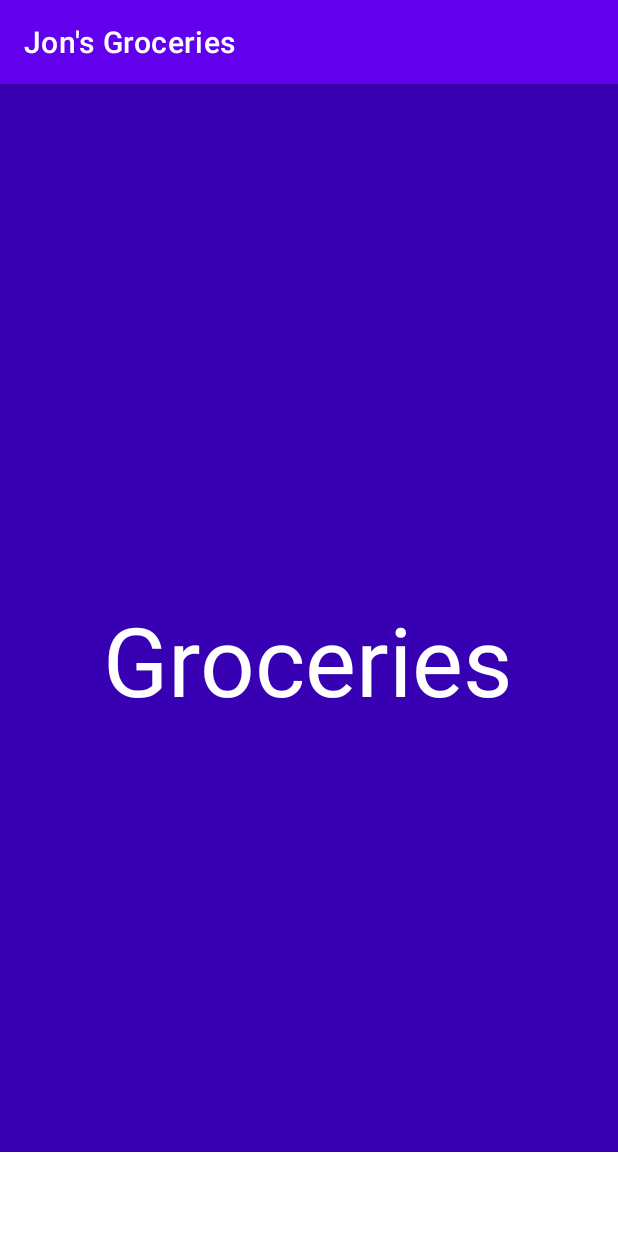
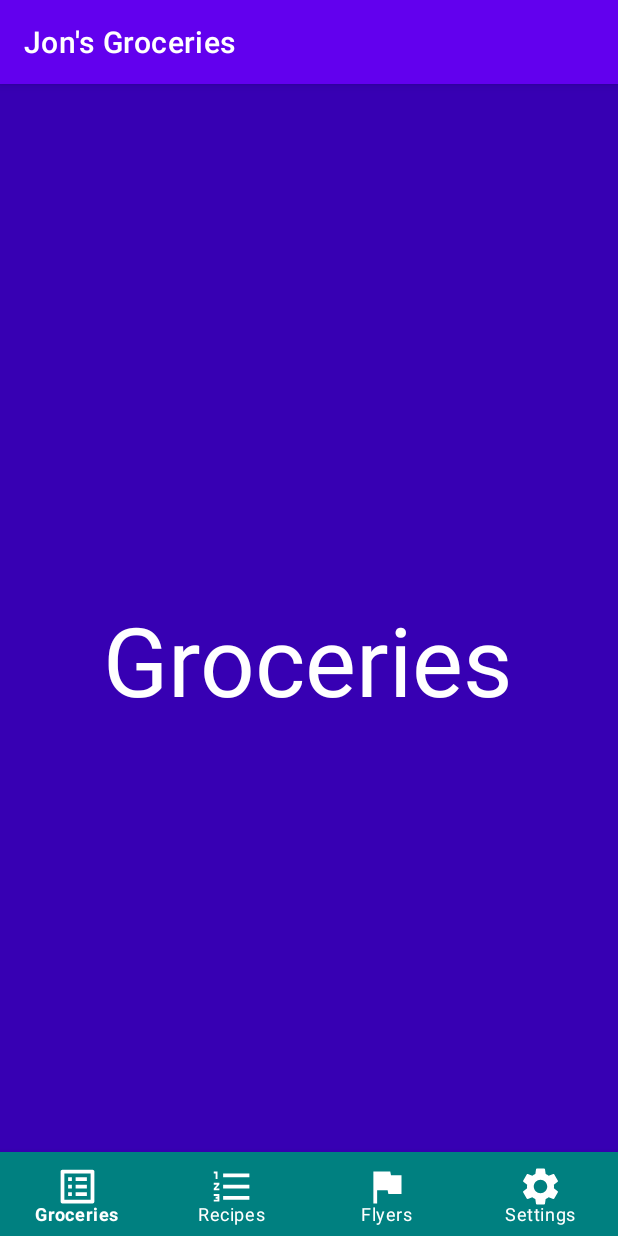
Before and after one commit to ETS-Android2/JonesGroceries, an Android app: the screen it shows after launch (MainActivity), on a phone screen of 412 x 824 dp. Run offline under Robolectric (Android 15) with nearby library versions, the light colour scheme and no system bars.

Commit message:
Fixed bottomNavBar color.

```diff
--- a/app/src/main/res/layout/activity_main.xml
+++ b/app/src/main/res/layout/activity_main.xml
@@ -16,7 +16,7 @@
         android:layout_width="match_parent"
         android:layout_height="wrap_content"
         android:layout_alignParentBottom="true"
-        android:background="?android:attr/windowBackground"
+        android:background="@color/bottomNav"
         app:itemIconTint="#fff"
         app:itemTextColor="@color/white"
         app:itemIconSize="30dp"
```
